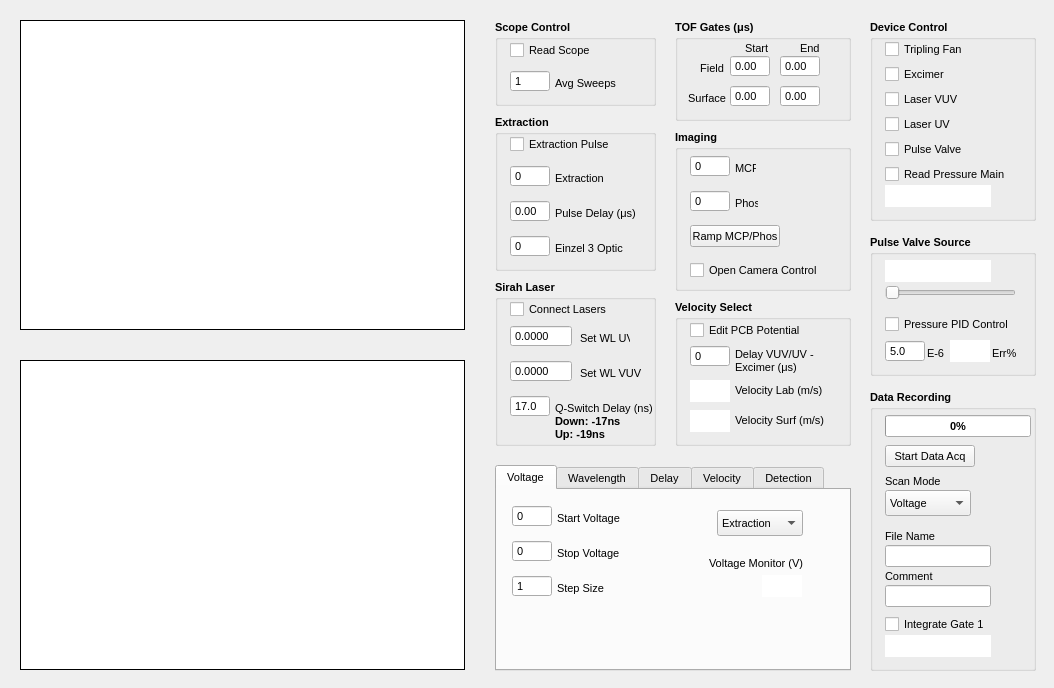
Before: the Qt Designer form rsdgui.ui in mikekohlhoff/ryexpctl, drawn with Qt 5.
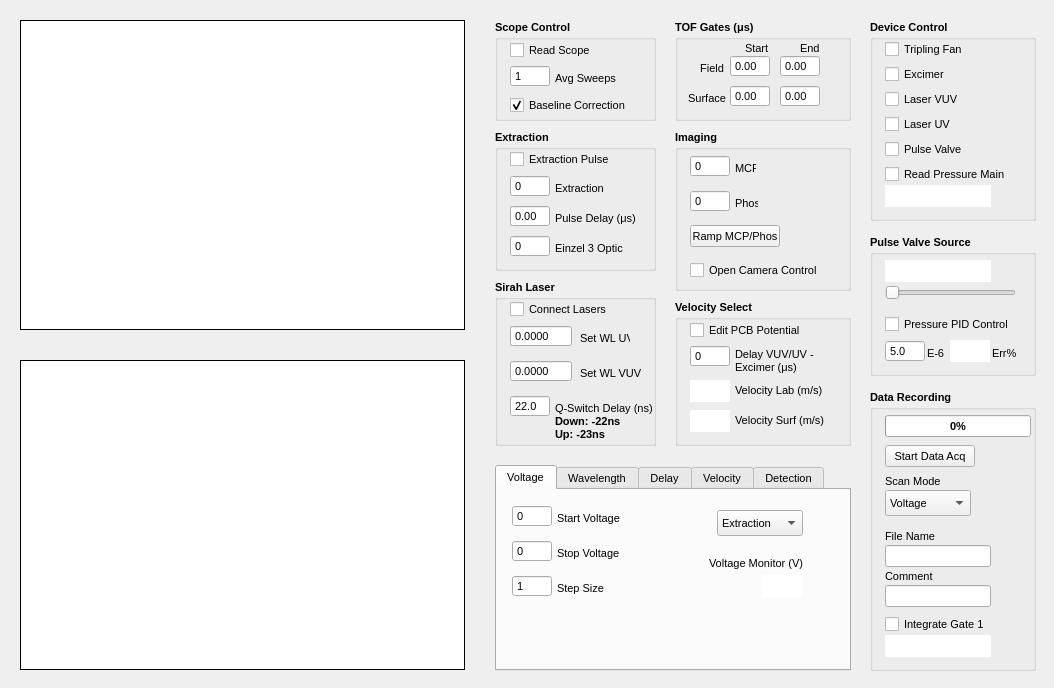
After: the same form once the commit is applied. Custom widgets are drawn as their Qt base class.

Commit message: Widget for baseline correction, either subtraction from mean of tail of scope trace or at beginning. Fixed bug of trace inversion when control is returned to scope, wait time necessary.

```diff
--- a/rsdgui.ui
+++ b/rsdgui.ui
@@ -95,7 +95,7 @@
      <x>495</x>
      <y>20</y>
      <width>161</width>
-     <height>86</height>
+     <height>101</height>
     </rect>
    </property>
    <property name="font">
@@ -138,7 +138,7 @@
     <property name="geometry">
      <rect>
       <x>15</x>
-      <y>50</y>
+      <y>45</y>
       <width>40</width>
       <height>22</height>
      </rect>
@@ -194,7 +194,7 @@
     <property name="geometry">
      <rect>
       <x>60</x>
-      <y>55</y>
+      <y>50</y>
       <width>61</width>
       <height>16</height>
      </rect>
@@ -223,9 +223,33 @@
      <string>Avg Sweeps</string>
     </property>
    </widget>
+   <widget class="QCheckBox" name="chk_baselinecorrect">
+    <property name="geometry">
+     <rect>
+      <x>15</x>
+      <y>75</y>
+      <width>116</width>
+      <height>21</height>
+     </rect>
+    </property>
+    <property name="font">
+     <font>
+      <pointsize>8</pointsize>
+      <weight>50</weight>
+      <bold>false</bold>
+     </font>
+    </property>
+    <property name="text">
+     <string>Baseline Correction</string>
+    </property>
+    <property name="checked">
+     <bool>true</bool>
+    </property>
+   </widget>
    <zorder>inp_avgSweeps</zorder>
    <zorder>label</zorder>
    <zorder>chk_readScope</zorder>
+   <zorder>chk_baselinecorrect</zorder>
   </widget>
   <widget class="PyQtGraphWidgetData" name="DataDisplay">
    <property name="geometry">
@@ -253,9 +277,9 @@
    <property name="geometry">
     <rect>
      <x>495</x>
-     <y>115</y>
+     <y>130</y>
      <width>161</width>
-     <height>156</height>
+     <height>141</height>
     </rect>
    </property>
    <property name="font">
@@ -276,7 +300,7 @@
     <property name="geometry">
      <rect>
       <x>15</x>
-      <y>85</y>
+      <y>75</y>
       <width>40</width>
       <height>22</height>
      </rect>
@@ -325,7 +349,7 @@
     <property name="geometry">
      <rect>
       <x>60</x>
-      <y>90</y>
+      <y>80</y>
       <width>86</width>
       <height>16</height>
      </rect>
@@ -344,7 +368,7 @@
     <property name="geometry">
      <rect>
       <x>60</x>
-      <y>55</y>
+      <y>50</y>
       <width>49</width>
       <height>16</height>
      </rect>
@@ -363,7 +387,7 @@
     <property name="geometry">
      <rect>
       <x>15</x>
-      <y>50</y>
+      <y>45</y>
       <width>40</width>
       <height>22</height>
      </rect>
@@ -418,7 +442,7 @@
     <property name="geometry">
      <rect>
       <x>15</x>
-      <y>120</y>
+      <y>105</y>
       <width>40</width>
       <height>22</height>
      </rect>
@@ -473,7 +497,7 @@
     <property name="geometry">
      <rect>
       <x>60</x>
-      <y>125</y>
+      <y>110</y>
       <width>76</width>
       <height>16</height>
      </rect>
@@ -1673,7 +1697,7 @@
      <double>0.250000000000000</double>
     </property>
     <property name="value">
-     <double>17.000000000000000</double>
+     <double>22.000000000000000</double>
     </property>
    </widget>
    <widget class="QLabel" name="label_45">
@@ -1713,7 +1737,7 @@
      </font>
     </property>
     <property name="text">
-     <string>Down: -17ns Up: -19ns</string>
+     <string>Down: -22ns Up: -23ns</string>
     </property>
     <property name="wordWrap">
      <bool>true</bool>
```
The commit also changes 6 other files.
